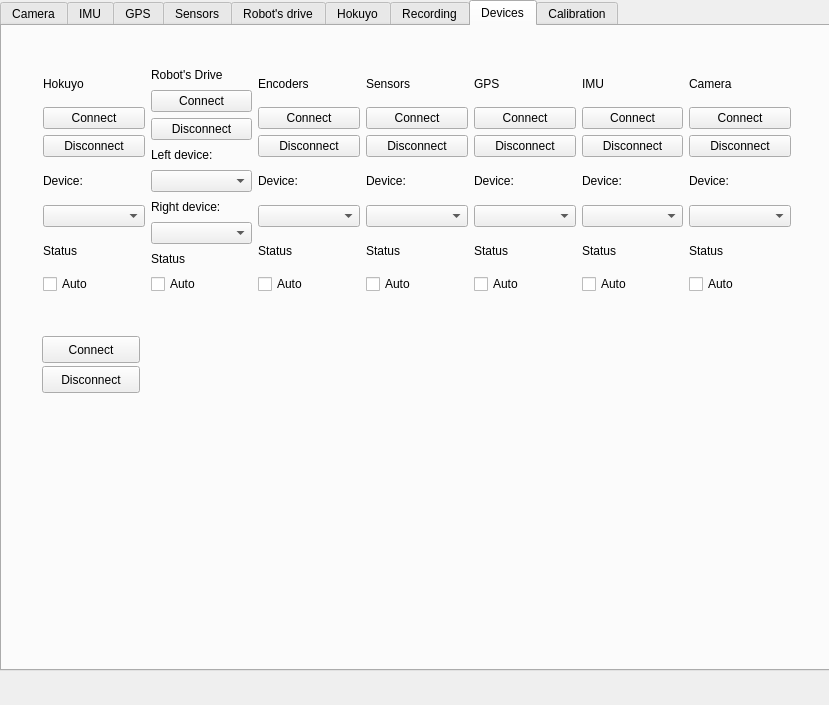
The window that Trobot_Qt/trobotqt.ui (LRMPUT/TAPAS) describes before a commit, drawn with Qt 5.
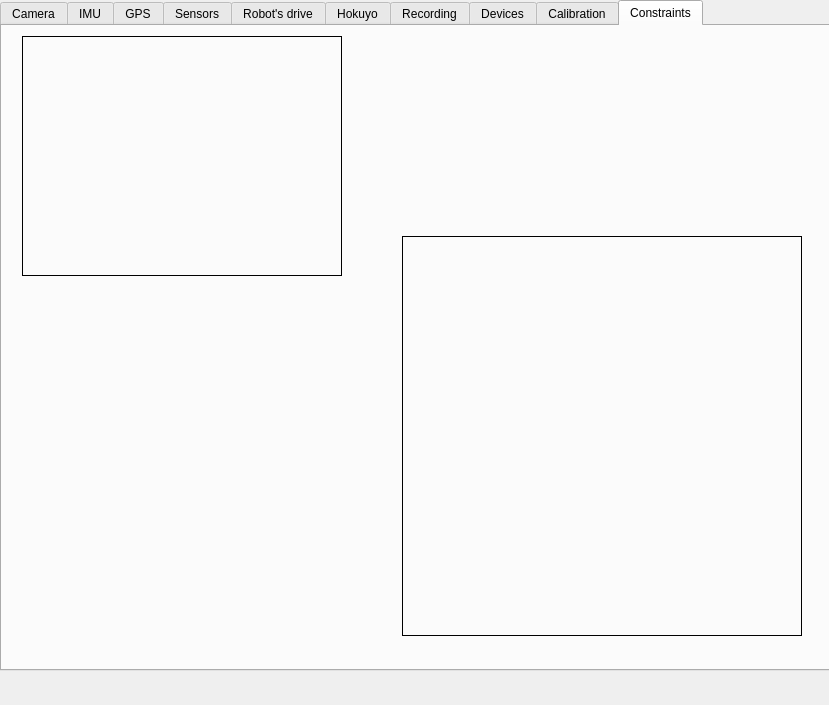
The same window after the commit.

Commit message: Prawie ukończone prace nad MovementConstraints. Gotowe do testów.

```diff
--- a/Trobot_Qt/trobotqt.ui
+++ b/Trobot_Qt/trobotqt.ui
@@ -27,7 +27,7 @@
      </rect>
     </property>
     <property name="currentIndex">
-     <number>7</number>
+     <number>9</number>
     </property>
     <widget class="QWidget" name="cameraTab">
      <attribute name="title">
@@ -1838,6 +1838,43 @@
       </property>
      </widget>
     </widget>
+    <widget class="QWidget" name="tab">
+     <attribute name="title">
+      <string>Constraints</string>
+     </attribute>
+     <widget class="QLabel" name="constraintCameraViewLabel">
+      <property name="geometry">
+       <rect>
+        <x>20</x>
+        <y>10</y>
+        <width>320</width>
+        <height>240</height>
+       </rect>
+      </property>
+      <property name="frameShape">
+       <enum>QFrame::Box</enum>
+      </property>
+      <property name="text">
+       <string/>
+      </property>
+     </widget>
+     <widget class="QLabel" name="constraintMapViewLabel">
+      <property name="geometry">
+       <rect>
+        <x>400</x>
+        <y>210</y>
+        <width>400</width>
+        <height>400</height>
+       </rect>
+      </property>
+      <property name="frameShape">
+       <enum>QFrame::Box</enum>
+      </property>
+      <property name="text">
+       <string/>
+      </property>
+     </widget>
+    </widget>
    </widget>
   </widget>
   <widget class="QMenuBar" name="mainMenu">
```
The commit also changes 8 other files.
